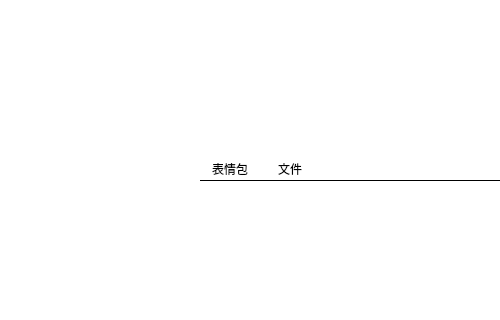
Old version of the form view/ChatDialog.ui in the repository linhaojun857/cooper-im-client; both pictures show x 0 to 500 and y 190 to 510 of the 760 by 510 pixel window.
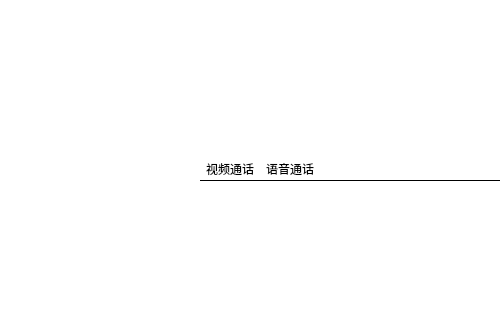
New version of the form. Icons and pictures are not drawn.

The edit to the form file:
```diff
--- a/view/ChatDialog.ui
+++ b/view/ChatDialog.ui
@@ -74,7 +74,7 @@
      <string notr="true">background-color: #ffffff;</string>
     </property>
     <property name="text">
-     <string>表情包</string>
+     <string>视频通话</string>
     </property>
    </widget>
    <widget class="QPushButton" name="pushButton_3">
@@ -90,7 +90,7 @@
      <string notr="true">background-color: #ffffff;</string>
     </property>
     <property name="text">
-     <string>文件</string>
+     <string>语音通话</string>
     </property>
    </widget>
   </widget>
```
Left out of the diff: 4 changed lines with no effect on the pictures.
